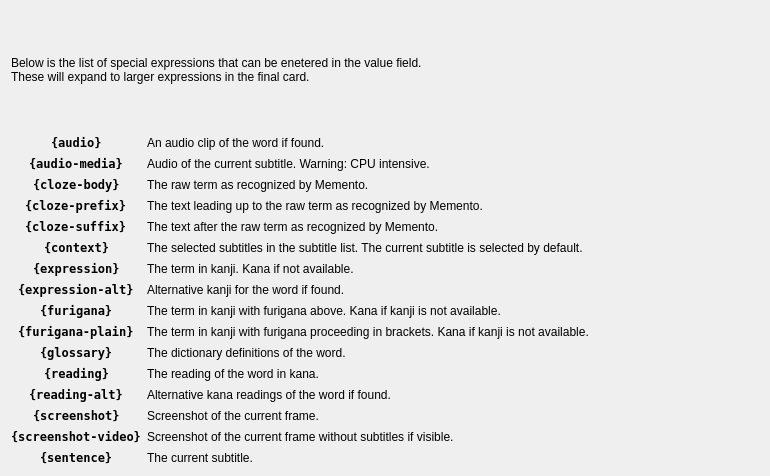
Old version of the form src/gui/widgets/ankisettingshelp.ui in the repository ripose-jp/Memento.
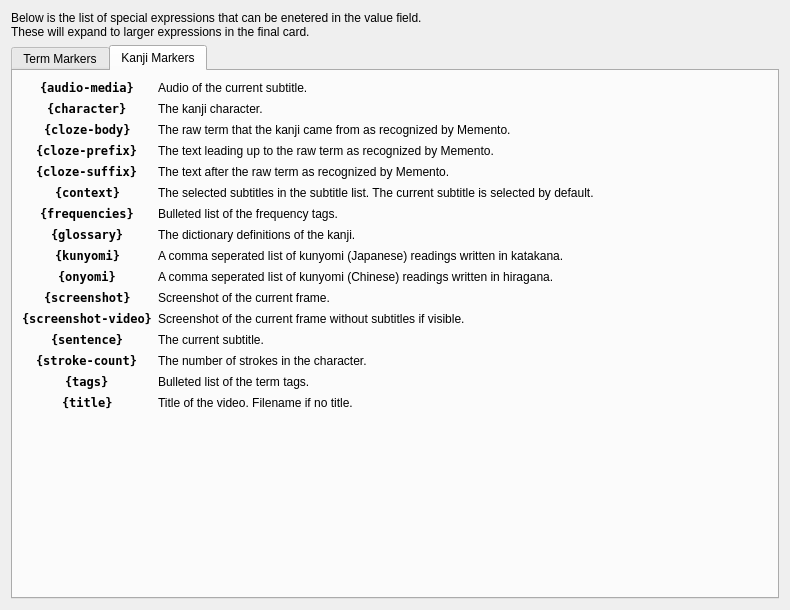
New version of the form. The open tabs and pages were chosen to show the change.

Commit message: Updated anki help message

```diff
--- a/src/gui/widgets/ankisettingshelp.ui
+++ b/src/gui/widgets/ankisettingshelp.ui
@@ -6,8 +6,8 @@
    <rect>
     <x>0</x>
     <y>0</y>
-    <width>770</width>
-    <height>476</height>
+    <width>790</width>
+    <height>610</height>
    </rect>
   </property>
   <property name="sizePolicy">
@@ -32,6 +32,16 @@
     </widget>
    </item>
    <item>
+    <widget class="QTabWidget" name="tabWidget">
+     <property name="currentIndex">
+      <number>0</number>
+     </property>
+     <widget class="QWidget" name="tabTermMarkers">
+      <attribute name="title">
+       <string>Term Markers</string>
+      </attribute>
+      <layout class="QVBoxLayout" name="verticalLayout_2">
+       <item>
     <layout class="QFormLayout" name="formLayout">
      <property name="fieldGrowthPolicy">
       <enum>QFormLayout::AllNonFixedFieldsGrow</enum>
@@ -183,8 +193,8 @@
        </property>
       </widget>
      </item>
-     <item row="8" column="0">
-      <widget class="QLabel" name="m_labelFurigana">
+         <item row="7" column="0">
+          <widget class="QLabel" name="labelTermFurigana">
        <property name="font">
         <font>
          <family>DejaVu Sans Mono</family>
@@ -200,8 +210,8 @@
        </property>
       </widget>
      </item>
-     <item row="8" column="1">
-      <widget class="QLabel" name="m_labelFuriganaEx">
+         <item row="7" column="1">
+          <widget class="QLabel" name="labelTermFuriganaEx">
        <property name="text">
         <string>The term in kanji with furigana above. Kana if kanji is not available.</string>
        </property>
@@ -210,8 +220,8 @@
        </property>
       </widget>
      </item>
-     <item row="9" column="0">
-      <widget class="QLabel" name="m_labelFuriganaPlain">
+         <item row="8" column="0">
+          <widget class="QLabel" name="labelTermFuriganaPlain">
        <property name="font">
         <font>
          <family>DejaVu Sans Mono</family>
@@ -230,8 +240,8 @@
        </property>
       </widget>
      </item>
-     <item row="9" column="1">
-      <widget class="QLabel" name="m_labelFuriganaPlainEx">
+         <item row="8" column="1">
+          <widget class="QLabel" name="labelTermFuriganaPlainEx">
        <property name="text">
         <string>The term in kanji with furigana proceeding in brackets. Kana if kanji is not available.</string>
        </property>
@@ -260,7 +270,7 @@
      <item row="10" column="1">
       <widget class="QLabel" name="m_labelGlossaryEx">
        <property name="text">
-        <string>The dictionary definitions of the word.</string>
+            <string>The dictionary definitions of the expression.</string>
        </property>
        <property name="wordWrap">
         <bool>false</bool>
@@ -268,7 +278,31 @@
       </widget>
      </item>
      <item row="11" column="0">
-      <widget class="QLabel" name="m_labelReading">
+          <widget class="QLabel" name="labelTermGlossaryBrief">
+           <property name="font">
+            <font>
+             <family>DejaVu Sans Mono</family>
+             <weight>75</weight>
+             <bold>true</bold>
+            </font>
+           </property>
+           <property name="text">
+            <string>{glossary-brief}</string>
+           </property>
+           <property name="textInteractionFlags">
+            <set>Qt::TextSelectableByKeyboard|Qt::TextSelectableByMouse</set>
+           </property>
+          </widget>
+         </item>
+         <item row="11" column="1">
+          <widget class="QLabel" name="labelTermGlossaryBriefEx">
+           <property name="text">
+            <string>The dictionary definitions of the expression in a compact form.</string>
+           </property>
+          </widget>
+         </item>
+         <item row="12" column="0">
+          <widget class="QLabel" name="labelTermReading">
        <property name="font">
         <font>
          <family>DejaVu Sans Mono</family>
@@ -284,8 +318,8 @@
        </property>
       </widget>
      </item>
-     <item row="11" column="1">
-      <widget class="QLabel" name="m_labelReadingEx">
+         <item row="12" column="1">
+          <widget class="QLabel" name="labelTermReadingEx">
        <property name="text">
         <string>The reading of the word in kana.</string>
        </property>
@@ -321,8 +355,8 @@
        </property>
       </widget>
      </item>
-     <item row="7" column="0">
-      <widget class="QLabel" name="m_labelExpressionAlt">
+         <item row="16" column="0">
+          <widget class="QLabel" name="labelTermTags">
        <property name="font">
         <font>
          <family>DejaVu Sans Mono</family>
@@ -331,25 +365,22 @@
         </font>
        </property>
        <property name="text">
-        <string>{expression-alt}</string>
+            <string>{tags}</string>
        </property>
        <property name="textInteractionFlags">
         <set>Qt::TextSelectableByKeyboard|Qt::TextSelectableByMouse</set>
        </property>
       </widget>
      </item>
-     <item row="7" column="1">
-      <widget class="QLabel" name="m_labelExpressionAltEx">
+         <item row="16" column="1">
+          <widget class="QLabel" name="labelTermTagsEx">
        <property name="text">
-        <string>Alternative kanji for the word if found.</string>
-       </property>
-       <property name="wordWrap">
-        <bool>false</bool>
-       </property>
-      </widget>
-     </item>
-     <item row="12" column="0">
-      <widget class="QLabel" name="m_labelReadingAlt">
+            <string>Bulleted list of the term tags.</string>
+           </property>
+          </widget>
+         </item>
+         <item row="17" column="0">
+          <widget class="QLabel" name="labelTermTitle">
        <property name="font">
         <font>
          <family>DejaVu Sans Mono</family>
@@ -358,25 +389,42 @@
         </font>
        </property>
        <property name="text">
-        <string>{reading-alt}</string>
+            <string>{title}</string>
        </property>
        <property name="textInteractionFlags">
         <set>Qt::TextSelectableByKeyboard|Qt::TextSelectableByMouse</set>
        </property>
       </widget>
      </item>
-     <item row="12" column="1">
-      <widget class="QLabel" name="m_labelReadingAltEx">
+         <item row="17" column="1">
+          <widget class="QLabel" name="labelTermTitleEx">
        <property name="text">
-        <string>Alternative kana readings of the word if found.</string>
-       </property>
-       <property name="wordWrap">
-        <bool>false</bool>
-       </property>
-      </widget>
-     </item>
-     <item row="1" column="0">
-      <widget class="QLabel" name="m_labelAudioMedia">
+            <string>Title of the video. Filename if no title.</string>
+           </property>
+          </widget>
+         </item>
+        </layout>
+       </item>
+      </layout>
+     </widget>
+     <widget class="QWidget" name="tabKanjiMarkers">
+      <attribute name="title">
+       <string>Kanji Markers</string>
+      </attribute>
+      <layout class="QVBoxLayout" name="verticalLayout_3">
+       <item>
+        <layout class="QFormLayout" name="formLayout">
+         <property name="fieldGrowthPolicy">
+          <enum>QFormLayout::AllNonFixedFieldsGrow</enum>
+         </property>
+         <property name="rowWrapPolicy">
+          <enum>QFormLayout::DontWrapRows</enum>
+         </property>
+         <property name="labelAlignment">
+          <set>Qt::AlignCenter</set>
+         </property>
+         <item row="0" column="0">
+          <widget class="QLabel" name="labelKanjiAudioMedia">
        <property name="font">
         <font>
          <family>DejaVu Sans Mono</family>
@@ -392,15 +440,39 @@
        </property>
       </widget>
      </item>
+         <item row="0" column="1">
+          <widget class="QLabel" name="labelKanjiAudioMediaEx">
+           <property name="text">
+            <string>Audio of the current subtitle.</string>
+           </property>
+          </widget>
+         </item>
+         <item row="1" column="0">
+          <widget class="QLabel" name="labelKanjiCharacter">
+           <property name="font">
+            <font>
+             <family>DejaVu Sans Mono</family>
+             <weight>75</weight>
+             <bold>true</bold>
+            </font>
+           </property>
+           <property name="text">
+            <string>{character}</string>
+           </property>
+           <property name="textInteractionFlags">
+            <set>Qt::TextSelectableByKeyboard|Qt::TextSelectableByMouse</set>
+           </property>
+          </widget>
+         </item>
      <item row="1" column="1">
-      <widget class="QLabel" name="m_labelAudioMediaEx">
+          <widget class="QLabel" name="labelKanjiCharacterEx">
        <property name="text">
-        <string>Audio of the current subtitle. Warning: CPU intensive.</string>
+            <string>The kanji character.</string>
        </property>
       </widget>
      </item>
-     <item row="13" column="0">
-      <widget class="QLabel" name="m_labelScreenshot">
+         <item row="2" column="0">
+          <widget class="QLabel" name="labelKanjiClozeBody">
        <property name="font">
         <font>
          <family>DejaVu Sans Mono</family>
@@ -409,22 +481,25 @@
         </font>
        </property>
        <property name="text">
-        <string>{screenshot}</string>
+            <string>{cloze-body}</string>
        </property>
        <property name="textInteractionFlags">
         <set>Qt::TextSelectableByKeyboard|Qt::TextSelectableByMouse</set>
        </property>
       </widget>
      </item>
-     <item row="13" column="1">
-      <widget class="QLabel" name="m_labelScreenshotEx">
+         <item row="2" column="1">
+          <widget class="QLabel" name="labelKanjiClozeBodyEx">
        <property name="text">
-        <string>Screenshot of the current frame.</string>
-       </property>
-      </widget>
-     </item>
-     <item row="14" column="0">
-      <widget class="QLabel" name="m_labelScreenshotMedia">
+            <string>The raw term that the kanji came from as recognized by Memento.</string>
+           </property>
+           <property name="wordWrap">
+            <bool>false</bool>
+           </property>
+          </widget>
+         </item>
+         <item row="3" column="0">
+          <widget class="QLabel" name="labelKanjiClozePrefix">
        <property name="font">
         <font>
          <family>DejaVu Sans Mono</family>
@@ -433,22 +508,58 @@
         </font>
        </property>
        <property name="text">
-        <string>{screenshot-video}</string>
+            <string>{cloze-prefix}</string>
        </property>
        <property name="textInteractionFlags">
         <set>Qt::TextSelectableByKeyboard|Qt::TextSelectableByMouse</set>
        </property>
       </widget>
      </item>
-     <item row="14" column="1">
-      <widget class="QLabel" name="labelScreenshotVideo">
+         <item row="3" column="1">
+          <widget class="QLabel" name="labelKanjiClozePrefixEx">
+           <property name="sizePolicy">
+            <sizepolicy hsizetype="Preferred" vsizetype="Preferred">
+             <horstretch>0</horstretch>
+             <verstretch>0</verstretch>
+            </sizepolicy>
+           </property>
        <property name="text">
-        <string>Screenshot of the current frame without subtitles if visible.</string>
+            <string>The text leading up to the raw term as recognized by Memento.</string>
+           </property>
+           <property name="wordWrap">
+            <bool>false</bool>
+           </property>
+          </widget>
+         </item>
+         <item row="4" column="0">
+          <widget class="QLabel" name="labelKanjiClozeSuffix">
+           <property name="font">
+            <font>
+             <family>DejaVu Sans Mono</family>
+             <weight>75</weight>
+             <bold>true</bold>
+            </font>
+           </property>
+           <property name="text">
+            <string>{cloze-suffix}</string>
+           </property>
+           <property name="textInteractionFlags">
+            <set>Qt::TextSelectableByKeyboard|Qt::TextSelectableByMouse</set>
+           </property>
+          </widget>
+         </item>
+         <item row="4" column="1">
+          <widget class="QLabel" name="labelKanjiClozeSuffixEx">
+           <property name="text">
+            <string>The text after the raw term as recognized by Memento.</string>
+           </property>
+           <property name="wordWrap">
+            <bool>false</bool>
        </property>
       </widget>
      </item>
      <item row="5" column="0">
-      <widget class="QLabel" name="labelContext">
+          <widget class="QLabel" name="labelKanjiContext">
        <property name="font">
         <font>
          <family>DejaVu Sans Mono</family>
@@ -465,13 +576,263 @@
       </widget>
      </item>
      <item row="5" column="1">
-      <widget class="QLabel" name="label">
+          <widget class="QLabel" name="labelKanjiContextEx">
        <property name="text">
         <string>The selected subtitles in the subtitle list. The current subtitle is selected by default.</string>
        </property>
       </widget>
      </item>
-    </layout>
+         <item row="6" column="0">
+          <widget class="QLabel" name="labelKanjiFrequencies">
+           <property name="font">
+            <font>
+             <family>DejaVu Sans Mono</family>
+             <weight>75</weight>
+             <bold>true</bold>
+            </font>
+           </property>
+           <property name="text">
+            <string>{frequencies}</string>
+           </property>
+           <property name="textInteractionFlags">
+            <set>Qt::TextSelectableByKeyboard|Qt::TextSelectableByMouse</set>
+           </property>
+          </widget>
+         </item>
+         <item row="6" column="1">
+          <widget class="QLabel" name="labelKanjiFrequenciesEx">
+           <property name="text">
+            <string>Bulleted list of the frequency tags.</string>
+           </property>
+          </widget>
+         </item>
+         <item row="7" column="0">
+          <widget class="QLabel" name="labelKanjiGlossary">
+           <property name="font">
+            <font>
+             <family>DejaVu Sans Mono</family>
+             <weight>75</weight>
+             <bold>true</bold>
+            </font>
+           </property>
+           <property name="text">
+            <string>{glossary}</string>
+           </property>
+           <property name="textInteractionFlags">
+            <set>Qt::TextSelectableByKeyboard|Qt::TextSelectableByMouse</set>
+           </property>
+          </widget>
+         </item>
+         <item row="7" column="1">
+          <widget class="QLabel" name="labelKanjiGlossaryEx">
+           <property name="text">
+            <string>The dictionary definitions of the kanji.</string>
+           </property>
+           <property name="wordWrap">
+            <bool>false</bool>
+           </property>
+          </widget>
+         </item>
+         <item row="8" column="0">
+          <widget class="QLabel" name="labelKanjiKunyomi">
+           <property name="font">
+            <font>
+             <family>DejaVu Sans Mono</family>
+             <weight>75</weight>
+             <bold>true</bold>
+            </font>
+           </property>
+           <property name="text">
+            <string>{kunyomi}</string>
+           </property>
+           <property name="textInteractionFlags">
+            <set>Qt::TextSelectableByKeyboard|Qt::TextSelectableByMouse</set>
+           </property>
+          </widget>
+         </item>
+         <item row="8" column="1">
+          <widget class="QLabel" name="labelKanjiKunyomiEx">
+           <property name="text">
+            <string>A comma seperated list of kunyomi (Japanese) readings written in katakana.</string>
+           </property>
+          </widget>
+         </item>
+         <item row="9" column="0">
+          <widget class="QLabel" name="labelKanjiOnyomi">
+           <property name="font">
+            <font>
+             <family>DejaVu Sans Mono</family>
+             <weight>75</weight>
+             <bold>true</bold>
+            </font>
+           </property>
+           <property name="text">
+            <string>{onyomi}</string>
+           </property>
+           <property name="textInteractionFlags">
+            <set>Qt::TextSelectableByKeyboard|Qt::TextSelectableByMouse</set>
+           </property>
+          </widget>
+         </item>
+         <item row="9" column="1">
+          <widget class="QLabel" name="labelKanjiOnyomiEx">
+           <property name="text">
+            <string>A comma seperated list of kunyomi (Chinese) readings written in hiragana.</string>
+           </property>
+          </widget>
+         </item>
+         <item row="10" column="0">
+          <widget class="QLabel" name="labelKanjiScreenshot">
+           <property name="font">
+            <font>
+             <family>DejaVu Sans Mono</family>
+             <weight>75</weight>
+             <bold>true</bold>
+            </font>
+           </property>
+           <property name="text">
+            <string>{screenshot}</string>
+           </property>
+           <property name="textInteractionFlags">
+            <set>Qt::TextSelectableByKeyboard|Qt::TextSelectableByMouse</set>
+           </property>
+          </widget>
+         </item>
+         <item row="10" column="1">
+          <widget class="QLabel" name="labelKanjiScreenshotEx">
+           <property name="text">
+            <string>Screenshot of the current frame.</string>
+           </property>
+          </widget>
+         </item>
+         <item row="11" column="0">
+          <widget class="QLabel" name="labelKanjiScreenshotMedia">
+           <property name="font">
+            <font>
+             <family>DejaVu Sans Mono</family>
+             <weight>75</weight>
+             <bold>true</bold>
+            </font>
+           </property>
+           <property name="text">
+            <string>{screenshot-video}</string>
+           </property>
+           <property name="textInteractionFlags">
+            <set>Qt::TextSelectableByKeyboard|Qt::TextSelectableByMouse</set>
+           </property>
+          </widget>
+         </item>
+         <item row="11" column="1">
+          <widget class="QLabel" name="labelKanjiScreenshotVideo">
+           <property name="text">
+            <string>Screenshot of the current frame without subtitles if visible.</string>
+           </property>
+          </widget>
+         </item>
+         <item row="12" column="0">
+          <widget class="QLabel" name="labelKanjiSentence">
+           <property name="font">
+            <font>
+             <family>DejaVu Sans Mono</family>
+             <weight>75</weight>
+             <bold>true</bold>
+            </font>
+           </property>
+           <property name="text">
+            <string>{sentence}</string>
+           </property>
+           <property name="textInteractionFlags">
+            <set>Qt::TextSelectableByKeyboard|Qt::TextSelectableByMouse</set>
+           </property>
+          </widget>
+         </item>
+         <item row="12" column="1">
+          <widget class="QLabel" name="labelKanjiSentenceEx">
+           <property name="text">
+            <string>The current subtitle.</string>
+           </property>
+           <property name="wordWrap">
+            <bool>false</bool>
+           </property>
+          </widget>
+         </item>
+         <item row="13" column="0">
+          <widget class="QLabel" name="labelStrokeCount">
+           <property name="font">
+            <font>
+             <family>DejaVu Sans Mono</family>
+             <weight>75</weight>
+             <bold>true</bold>
+            </font>
+           </property>
+           <property name="text">
+            <string>{stroke-count}</string>
+           </property>
+           <property name="textInteractionFlags">
+            <set>Qt::TextSelectableByKeyboard|Qt::TextSelectableByMouse</set>
+           </property>
+          </widget>
+         </item>
+         <item row="13" column="1">
+          <widget class="QLabel" name="labelKanjiStrokesEx">
+           <property name="text">
+            <string>The number of strokes in the character.</string>
+           </property>
+          </widget>
+         </item>
+         <item row="14" column="0">
+          <widget class="QLabel" name="labelKanjiTags">
+           <property name="font">
+            <font>
+             <family>DejaVu Sans Mono</family>
+             <weight>75</weight>
+             <bold>true</bold>
+            </font>
+           </property>
+           <property name="text">
+            <string>{tags}</string>
+           </property>
+           <property name="textInteractionFlags">
+            <set>Qt::TextSelectableByKeyboard|Qt::TextSelectableByMouse</set>
+           </property>
+          </widget>
+         </item>
+         <item row="14" column="1">
+          <widget class="QLabel" name="labelKanjiTagsEx">
+           <property name="text">
+            <string>Bulleted list of the term tags.</string>
+           </property>
+          </widget>
+         </item>
+         <item row="15" column="0">
+          <widget class="QLabel" name="labelKanjiTitle">
+           <property name="font">
+            <font>
+             <family>DejaVu Sans Mono</family>
+             <weight>75</weight>
+             <bold>true</bold>
+            </font>
+           </property>
+           <property name="text">
+            <string>{title}</string>
+           </property>
+           <property name="textInteractionFlags">
+            <set>Qt::LinksAccessibleByMouse|Qt::TextSelectableByKeyboard</set>
+           </property>
+          </widget>
+         </item>
+         <item row="15" column="1">
+          <widget class="QLabel" name="labelKanjiTitleEx">
+           <property name="text">
+            <string>Title of the video. Filename if no title.</string>
+           </property>
+          </widget>
+         </item>
+        </layout>
+       </item>
+      </layout>
+     </widget>
+    </widget>
    </item>
   </layout>
  </widget>
```
Left out of the diff: 152 changed lines with no effect on the pictures. Lines whose indentation alone changed are shown as unchanged. The commit also changes 1 other file.
